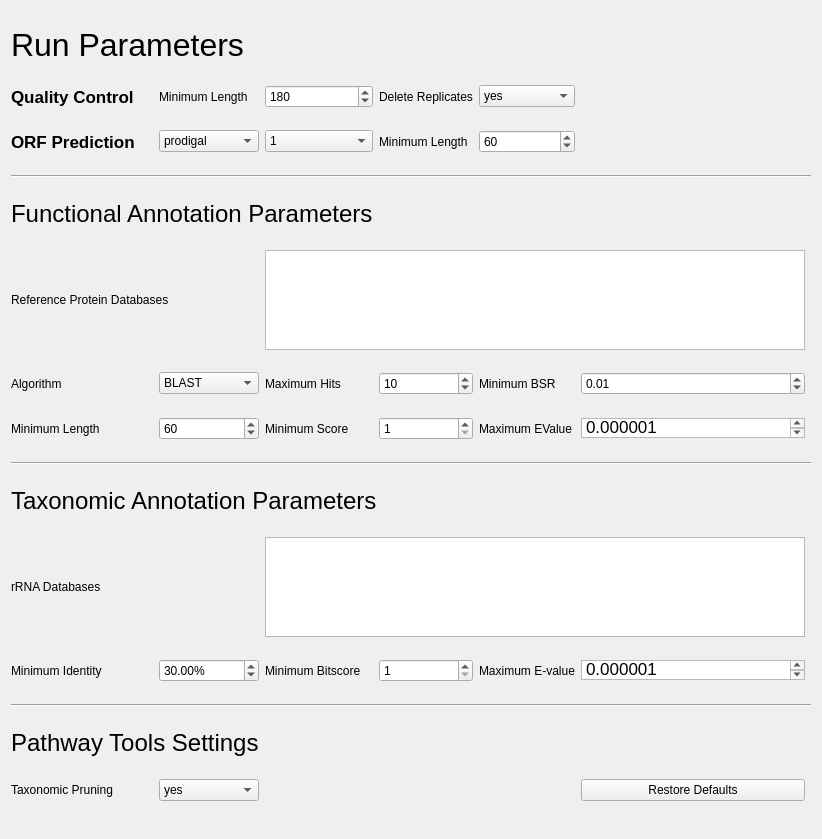
The window that tabs/SettingsTab.ui (hallamlab/MetaPathwaysGUI) describes before a commit, drawn with Qt 5.
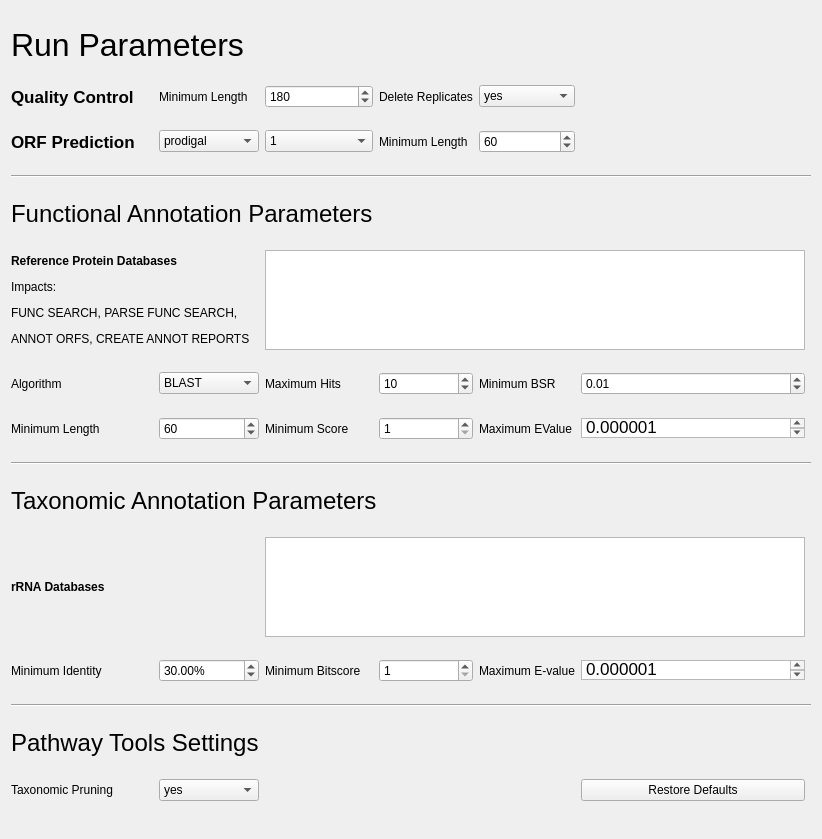
The same window after the commit.

The edit to the form file:
```diff
--- a/tabs/SettingsTab.ui
+++ b/tabs/SettingsTab.ui
@@ -29,7 +29,7 @@
       </sizepolicy>
      </property>
      <property name="text">
-      <string>rRNA Databases</string>
+      <string>&lt;html&gt;&lt;head/&gt;&lt;body&gt;&lt;p&gt;&lt;span style=&quot; font-weight:600;&quot;&gt;rRNA Databases&lt;/span&gt;&lt;/p&gt;&lt;/body&gt;&lt;/html&gt;</string>
      </property>
     </widget>
    </item>
@@ -492,7 +492,7 @@
       <string>&lt;html&gt;&lt;head/&gt;&lt;body&gt;&lt;p&gt;Reference protein databases used to functionally annotate the predicted open reading frames (ORF), e.g., KEGG, COG, Metacyc, SEED, or any user provided fasta file of annotated proteins in the functional folder&lt;/p&gt;&lt;/body&gt;&lt;/html&gt;</string>
      </property>
      <property name="text">
-      <string>Reference Protein Databases</string>
+      <string>&lt;html&gt;&lt;head/&gt;&lt;body&gt;&lt;p&gt;&lt;span style=&quot; font-weight:600;&quot;&gt;Reference Protein Databases&lt;/span&gt;&lt;/p&gt;&lt;p&gt;Impacts:&lt;/p&gt;&lt;p&gt;FUNC SEARCH, PARSE FUNC SEARCH,&lt;/p&gt;&lt;p&gt;ANNOT ORFS, CREATE ANNOT REPORTS&lt;/p&gt;&lt;/body&gt;&lt;/html&gt;</string>
      </property>
     </widget>
    </item>
```
